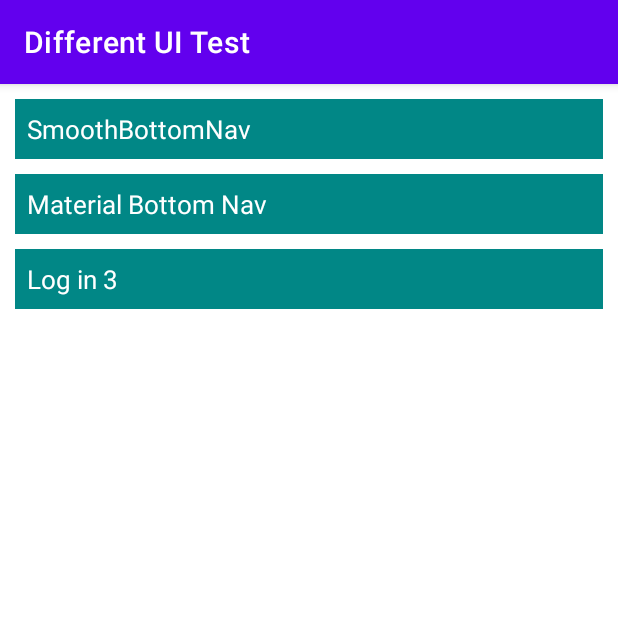
After one commit to TanvirIslam47/differentUiTest, an Android app: the BottomNavigationUiListActivity screen opened directly, with no data from a screen before it, on a phone screen of 412 x 824 dp, the top half of it. The commit adds this screen. Run offline under Robolectric (Android 15) with nearby library versions, the phone set to English and light mode, and no system bars.

Commit message:
bottom nav activities added

```diff
--- /dev/null
+++ b/app/src/main/java/com/example/differentuitest/bottomNavigation/BottomNavigationUiListActivity.java
@@ -0,0 +1,41 @@
+package com.example.differentuitest.bottomNavigation;
+
+import androidx.appcompat.app.AppCompatActivity;
+
+import android.content.Intent;
+import android.os.Bundle;
+import android.view.View;
+import android.widget.TextView;
+
+import com.example.differentuitest.R;
+import com.example.differentuitest.login.LoginActivity;
+
+public class BottomNavigationUiListActivity extends AppCompatActivity implements View.OnClickListener {
+
+    TextView bottomNav1, bottomNav2;
+
+    @Override
+    protected void onCreate(Bundle savedInstanceState) {
+        super.onCreate(savedInstanceState);
+        setContentView(R.layout.activity_bottom_navigation_ui_list);
+
+        bottomNav1 = findViewById(R.id.bottomNav1Id);
+        bottomNav2 = findViewById(R.id.bottomNav2Id);
+
+        bottomNav1.setOnClickListener(this);
+        bottomNav2.setOnClickListener(this);
+
+    }
+
+    @Override
+    public void onClick(View view) {
+
+        if (view.getId() == R.id.bottomNav1Id) {
+            startActivity(new Intent(this, SmoothBottomNavigationActivity.class));
+        }
+        if (view.getId() == R.id.bottomNav2Id) {
+            startActivity(new Intent(this, MaterialBottomNavActivity.class));
+        }
+
+    }
+}
--- /dev/null
+++ b/app/src/main/res/color/icon_color.xml
@@ -0,0 +1,5 @@
+<?xml version="1.0" encoding="utf-8"?>
+<selector xmlns:android="http://schemas.android.com/apk/res/android">
+    <item android:color="@color/white" android:state_checked="true"/>
+    <item android:color="@color/black" android:state_checked="false"/>
+</selector>
--- /dev/null
+++ b/app/src/main/res/layout/activity_bottom_navigation_ui_list.xml
@@ -0,0 +1,66 @@
+<?xml version="1.0" encoding="utf-8"?>
+<LinearLayout xmlns:android="http://schemas.android.com/apk/res/android"
+    xmlns:app="http://schemas.android.com/apk/res-auto"
+    xmlns:tools="http://schemas.android.com/tools"
+    android:layout_width="match_parent"
+    android:layout_height="match_parent"
+    android:orientation="vertical"
+    tools:context=".bottomNavigation.BottomNavigationUiListActivity">
+
+    <ScrollView
+        android:layout_width="match_parent"
+        android:layout_height="match_parent">
+
+        <LinearLayout
+            android:layout_width="match_parent"
+            android:layout_height="wrap_content"
+            android:orientation="vertical">
+
+            <TextView
+                android:id="@+id/bottomNav1Id"
+                android:layout_width="match_parent"
+                android:layout_height="wrap_content"
+                android:layout_marginStart="10dp"
+                android:layout_marginTop="10dp"
+                android:layout_marginEnd="10dp"
+                android:background="@color/teal_700"
+                android:padding="8dp"
+                android:text="SmoothBottomNav"
+                android:textColor="@color/white"
+                android:textSize="17sp"
+                app:background="?attr/selectableItemBackgroundBorderless" />
+
+            <TextView
+                android:id="@+id/bottomNav2Id"
+                android:layout_width="match_parent"
+                android:layout_height="wrap_content"
+                android:layout_marginStart="10dp"
+                android:layout_marginTop="10dp"
+                android:layout_marginEnd="10dp"
+                android:background="@color/teal_700"
+                android:padding="8dp"
+                android:text="Material Bottom Nav"
+                android:textColor="@color/white"
+                android:textSize="17sp"
+                app:background="?attr/selectableItemBackgroundBorderless" />
+
+            <TextView
+                android:id="@+id/bottomNav3Id"
+                android:layout_width="match_parent"
+                android:layout_height="wrap_content"
+                android:layout_marginStart="10dp"
+                android:layout_marginTop="10dp"
+                android:layout_marginEnd="10dp"
+                android:background="@color/teal_700"
+                android:padding="8dp"
+                android:text="Log in 3"
+                android:textColor="@color/white"
+                android:textSize="17sp"
+                app:background="?attr/selectableItemBackgroundBorderless" />
+
+
+        </LinearLayout>
+
+    </ScrollView>
+
+</LinearLayout>
--- a/app/src/main/res/values/strings.xml
+++ b/app/src/main/res/values/strings.xml
@@ -4,6 +4,7 @@
     <string name="close">Close</string>
 
     <string name="nav_drawer_toolbar">Navigation Drawer with toolbar</string>
+    <string name="bottom_navigation">Bottom NavigationBar</string>
     <string name="circle_progressbar">Circle ProgressBar</string>
     <string name="pos_page">Pos Page</string>
     <string name="sa_module">Sales Assistant Module</string>
```
Also changed, not shown: app/build.gradle (+8 -0 lines), app/src/main/AndroidManifest.xml (+5 -3 lines), app/src/main/java/com/example/differentuitest/MainActivity.java (+9 -1 lines), app/src/main/java/com/example/differentuitest/bottomNavigation/SmoothBottomNavigationActivity.java (added, +16 -0 lines), app/src/main/res/drawable/ic_local_grocery_store.xml (added, +10 -0 lines), app/src/main/res/drawable/ic_wishlist.xml (added, +9 -0 lines), app/src/main/res/layout/activity_main.xml (+13 -0 lines), app/src/main/res/layout/activity_material_bottom_nav.xml (added, +19 -0 lines), app/src/main/res/layout/activity_smooth_bottom_navigation.xml (added, +37 -0 lines), app/src/main/res/menu/smooth_bottom.xml (added, +26 -0 lines), 1 other file.
